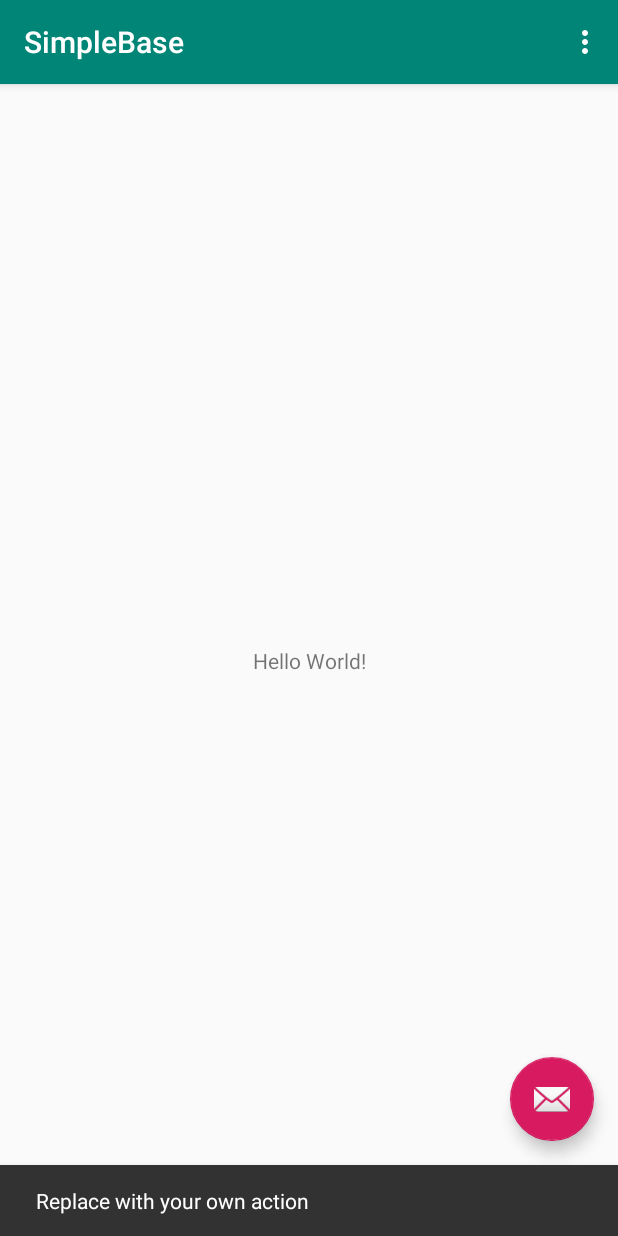
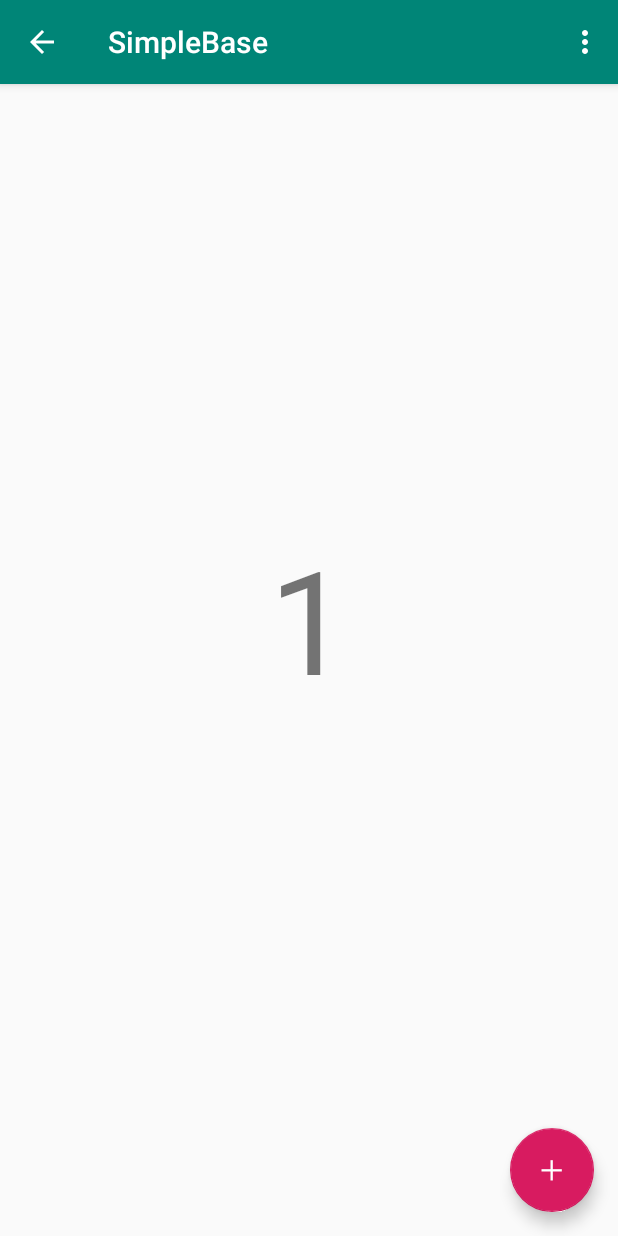
Before and after one commit to bassaer/SimpleBase, an Android app: the screen it shows after launch (MainActivity), after a tap on an icon or button, on a phone screen of 412 x 824 dp. Run offline under Robolectric (Android 15) with nearby library versions, the phone set to English and light mode, and no system bars.

Commit message:
add basic function

```diff
--- /dev/null
+++ b/app/src/main/java/com/github/bassaer/simplebase/CounterFragment.kt
@@ -0,0 +1,21 @@
+package com.github.bassaer.simplebase
+
+import android.os.Bundle
+import android.view.LayoutInflater
+import android.view.View
+import android.view.ViewGroup
+import android.widget.TextView
+import androidx.fragment.app.Fragment
+
+class CounterFragment: Fragment() {
+    private var count = 0
+    override fun onCreateView(inflater: LayoutInflater, container: ViewGroup?, savedInstanceState: Bundle?): View? {
+        val view = inflater.inflate(R.layout.counter_flag, container, false)
+        val textView: TextView = view.findViewById(R.id.text)
+        val fab: View? = activity?.findViewById(R.id.fab)
+        fab?.setOnClickListener {
+            textView.text = (++this.count).toString()
+        }
+        return view
+    }
+}
--- a/app/src/main/java/com/github/bassaer/simplebase/MainActivity.kt
+++ b/app/src/main/java/com/github/bassaer/simplebase/MainActivity.kt
@@ -14,10 +14,15 @@ class MainActivity : AppCompatActivity() {
         setContentView(R.layout.activity_main)
         setSupportActionBar(toolbar)
 
-        fab.setOnClickListener { view ->
-            Snackbar.make(view, "Replace with your own action", Snackbar.LENGTH_LONG)
-                .setAction("Action", null).show()
+        setSupportActionBar(findViewById(R.id.toolbar))
+        supportActionBar?.run {
+            setDisplayHomeAsUpEnabled(true)
+            setDisplayShowHomeEnabled(true)
         }
+
+        val transaction = supportFragmentManager.beginTransaction()
+        transaction.add( R.id.contentFrame, CounterFragment())
+        transaction.commit()
     }
 
     override fun onCreateOptionsMenu(menu: Menu): Boolean {
--- a/app/src/main/res/layout/activity_main.xml
+++ b/app/src/main/res/layout/activity_main.xml
@@ -21,7 +21,10 @@
 
     </com.google.android.material.appbar.AppBarLayout>
 
-    <include layout="@layout/content_main"/>
+    <FrameLayout
+            android:id="@+id/contentFrame"
+            android:layout_width="match_parent"
+            android:layout_height="match_parent" />
 
     <com.google.android.material.floatingactionbutton.FloatingActionButton
             android:id="@+id/fab"
@@ -29,6 +32,6 @@
             android:layout_height="wrap_content"
             android:layout_gravity="bottom|end"
             android:layout_margin="@dimen/fab_margin"
-            app:srcCompat="@android:drawable/ic_dialog_email"/>
+            app:srcCompat="@drawable/ic_action_add"/>
 
 </androidx.coordinatorlayout.widget.CoordinatorLayout>
--- a/app/src/main/res/layout/content_main.xml
+++ b/app/src/main/res/layout/counter_flag.xml
@@ -1,18 +1,17 @@
 <?xml version="1.0" encoding="utf-8"?>
 <androidx.constraintlayout.widget.ConstraintLayout
+        xmlns:app="http://schemas.android.com/apk/res-auto"
         xmlns:android="http://schemas.android.com/apk/res/android"
-        xmlns:tools="http://schemas.android.com/tools"
-        xmlns:app="http://schemas.android.com/apk/res-auto"
         android:layout_width="match_parent"
         android:layout_height="match_parent"
-        app:layout_behavior="@string/appbar_scrolling_view_behavior"
-        tools:showIn="@layout/activity_main"
-        tools:context=".MainActivity">
+        app:layout_behavior="@string/appbar_scrolling_view_behavior">
 
     <TextView
+            android:id="@+id/text"
             android:layout_width="wrap_content"
             android:layout_height="wrap_content"
-            android:text="Hello World!"
+            android:text="@string/default_count"
+            android:textSize="@dimen/font_normal"
             app:layout_constraintBottom_toBottomOf="parent"
             app:layout_constraintLeft_toLeftOf="parent"
             app:layout_constraintRight_toRightOf="parent"
--- a/app/src/main/res/values/dimens.xml
+++ b/app/src/main/res/values/dimens.xml
@@ -1,3 +1,4 @@
 <resources>
     <dimen name="fab_margin">16dp</dimen>
+    <dimen name="font_normal">96sp</dimen>
 </resources>
--- a/app/src/main/res/values/strings.xml
+++ b/app/src/main/res/values/strings.xml
@@ -1,4 +1,5 @@
 <resources>
     <string name="app_name">SimpleBase</string>
     <string name="action_settings">Settings</string>
+    <string name="default_count">0</string>
 </resources>
```
Also changed, not shown: app/src/main/res/drawable-hdpi/ic_action_add.png (added), app/src/main/res/drawable-mdpi/ic_action_add.png (added), app/src/main/res/drawable-xhdpi/ic_action_add.png (added), app/src/main/res/drawable-xxhdpi/ic_action_add.png (added), app/src/main/res/drawable-xxxhdpi/ic_action_add.png (added).
